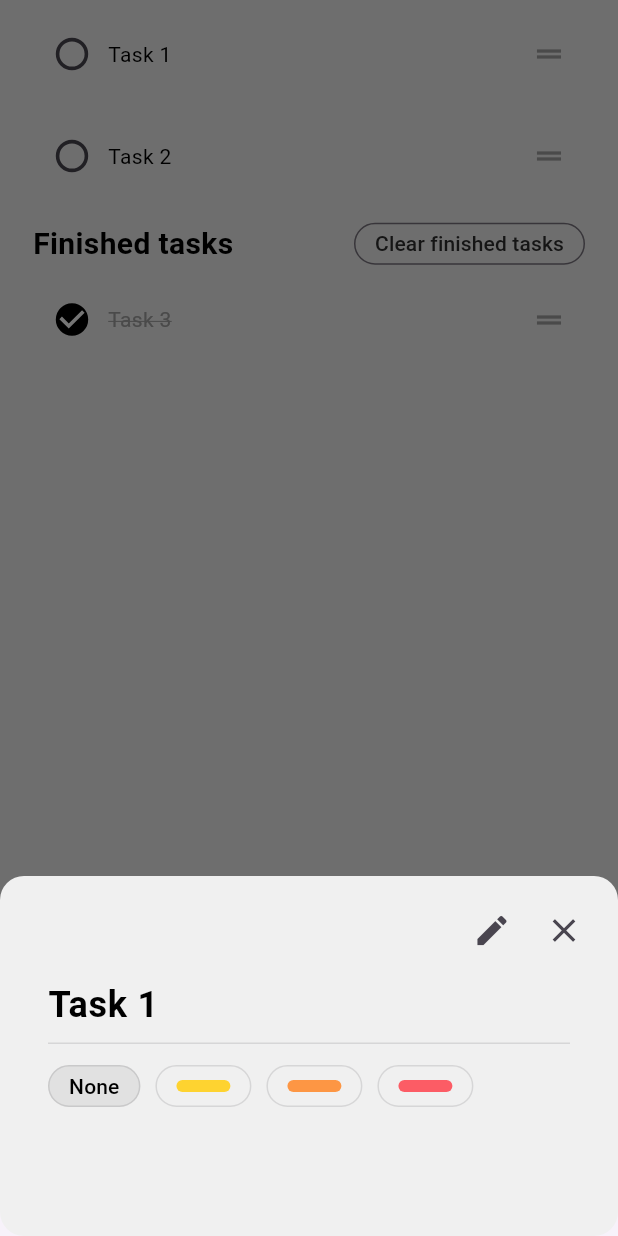
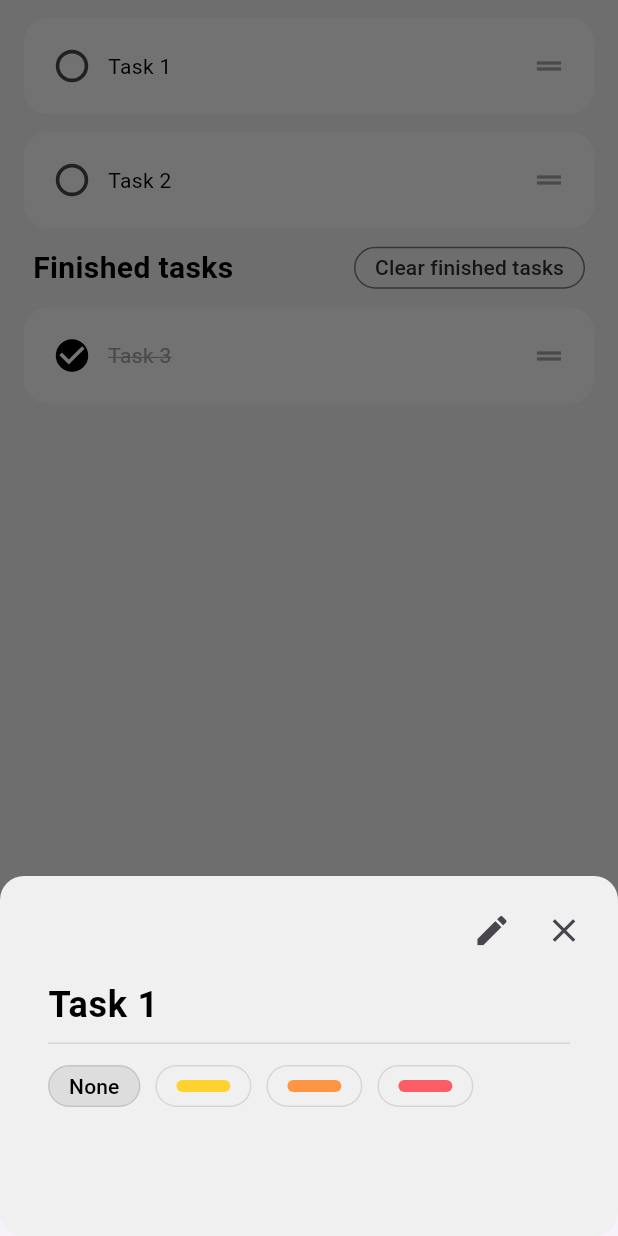
Before and after one commit to Lund2005/simple_todo_app, a Flutter app: the screen it shows after launch, after a tap on "Task 1", on a phone screen of 412 x 824 dp. Run offline on Flutter 3.47's test engine with Material 3 defaults, Android fonts, the light colour scheme and no system bars.

Commit message:
Polished colors and fixed keyboard lag

```diff
--- a/lib/home_page.dart
+++ b/lib/home_page.dart
@@ -19,6 +19,8 @@ class _HomePageState extends State<HomePage> {
 
   final _addingFieldController = TextEditingController();
   final _editingFieldController = TextEditingController();
+
+  final FocusNode bottomSheetFocus = FocusNode();
 
   //checkbox of a task was changed
   void checkBoxChanged(bool? value, int index) {
@@ -83,7 +85,6 @@ class _HomePageState extends State<HomePage> {
 
   //display task edit window
   void displayEditWindow(int taskIndex) {
-    FocusScope.of(context).unfocus();
     _editingFieldController.text = todos[taskIndex].name;
     showModalBottomSheet(
       context: context,
@@ -117,7 +118,9 @@ class _HomePageState extends State<HomePage> {
           ),
         );
       },
-    );
+    ).whenComplete(() {
+      bottomSheetFocus.unfocus();
+    });
   }
 
   @override
@@ -340,6 +343,7 @@ class _HomePageState extends State<HomePage> {
           SendingTextField(
             onSend: createTask,
             addingFieldController: _addingFieldController,
+            focusNode: bottomSheetFocus,
           ),
         ],
       ),
--- a/lib/sending_textfield.dart
+++ b/lib/sending_textfield.dart
@@ -4,11 +4,13 @@ import 'package:simple_todo/util/color_palette.dart';
 class SendingTextField extends StatefulWidget {
   final TextEditingController addingFieldController;
   final Function()? onSend;
+  final FocusNode focusNode;
 
   const SendingTextField({
     super.key,
     required this.onSend,
     required this.addingFieldController,
+    required this.focusNode,
   });
 
   @override
@@ -24,6 +26,7 @@ class _SendingTextFieldState extends State<SendingTextField> {
         children: [
           Expanded(
             child: TextField(
+              focusNode: widget.focusNode,
               controller: widget.addingFieldController,
               decoration: InputDecoration(
                 hintText: 'What do you want to do?',
--- a/lib/small_button.dart
+++ b/lib/small_button.dart
@@ -27,7 +27,7 @@ class _SmallButtonState extends State<SmallButton> {
         overlayColor: WidgetStatePropertyAll(Colors.transparent),
         padding: WidgetStatePropertyAll(EdgeInsets.only(left: 14, right: 14)),
         backgroundColor: WidgetStatePropertyAll(
-          widget.selected ? ColorPalette.container : ColorPalette.background,
+          widget.selected ? ColorPalette.selected : ColorPalette.background,
         ),
       ),
       onPressed: widget.onClick,
--- a/lib/todo_list_tile.dart
+++ b/lib/todo_list_tile.dart
@@ -29,11 +29,11 @@ class _TodoListTileState extends State<TodoListTile> {
   @override
   Widget build(BuildContext context) {
     return Padding(
-      padding: const EdgeInsets.only(left: 16, right: 16, top: 4),
+      padding: const EdgeInsets.only(left: 16, right: 16, top: 12),
       child: Container(
         padding: EdgeInsets.all(8),
         decoration: BoxDecoration(
-          color: Colors.transparent,
+          color: ColorPalette.container,
           borderRadius: BorderRadius.circular(16),
           boxShadow: [
             //BoxShadow(color: Colors.black26, spreadRadius: 0, blurRadius: 15),
@@ -65,9 +65,16 @@ class _TodoListTileState extends State<TodoListTile> {
                       ? ColorTag(
                         width: 32,
                         height: 8,
-                        color: ColorPalette.colorFromImportancy(
-                          widget.importancy,
-                        ),
+                        color:
+                            widget.taskCompleted
+                                ? ColorPalette.toGrayscaleDisabled(
+                                  ColorPalette.colorFromImportancy(
+                                    widget.importancy,
+                                  ),
+                                )
+                                : ColorPalette.colorFromImportancy(
+                                  widget.importancy,
+                                ),
                       )
                       : SizedBox(height: 0),
                   Text(
--- a/lib/util/color_palette.dart
+++ b/lib/util/color_palette.dart
@@ -12,9 +12,10 @@ class ColorPalette {
   static Color tertiary = Color.fromARGB(255, 161, 161, 161);
 
   static Color disabled = Color.fromARGB(255, 200, 200, 200);
+  static Color selected = Color.fromARGB(255, 221, 221, 221);
 
   static Color background = Color.fromARGB(255, 240, 240, 240);
-  static Color container = Color.fromARGB(255, 225, 225, 225);
+  static Color container = Color.fromARGB(255, 248, 248, 248);
 
   static Color error = Color.fromARGB(255, 255, 65, 65);
   static Color errorContainer = Color.fromARGB(255, 255, 199, 204);
@@ -42,4 +43,14 @@ class ColorPalette {
         return background;
     }
   }
+
+  static Color toGrayscaleDisabled(Color color) {
+    final int red = (color.r * 255).round();
+    final int green = (color.g * 255).round();
+    final int blue = (color.b * 255).round();
+
+    int gray = (0.3 * red + 0.59 * green + 0.11 * blue).round();
+
+    return Color.fromARGB(80, gray, gray, gray);
+  }
 }
```
Also changed, not shown: 1 other file.
